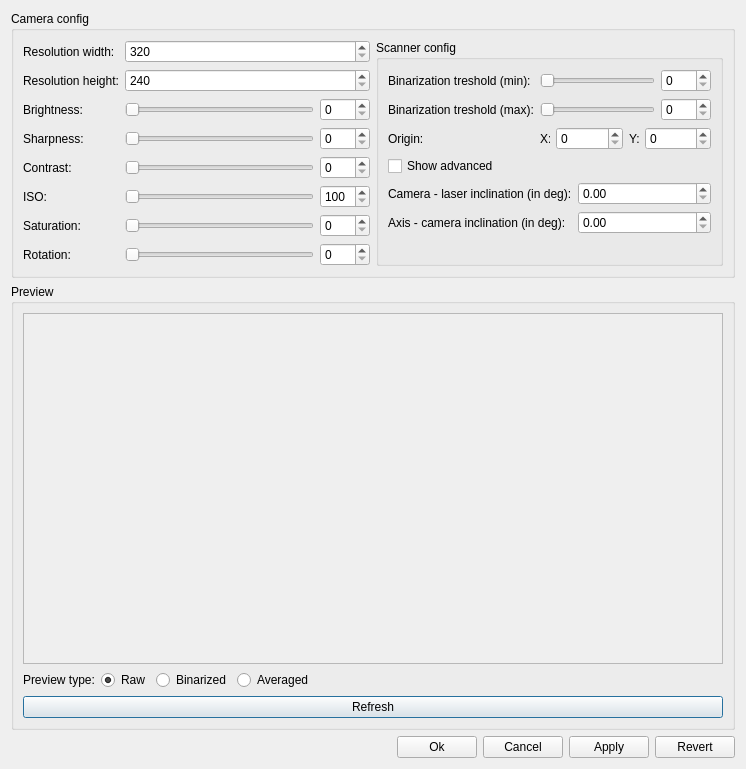
Before: the Qt Designer form Source/Scanner3DClient/GUI/SettingsDialog/UI/SettingsDialog.ui in MaxGarden/Scanner3DClient, drawn with Qt 5.
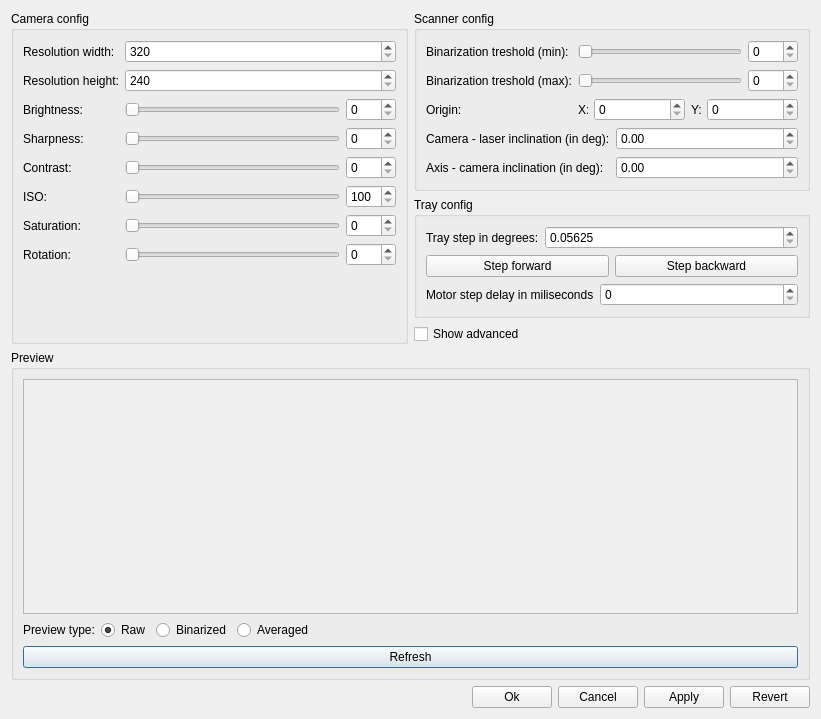
After: the same form once the commit is applied.

Commit message: Added tray service handling to settings dialog.

Patch:
```diff
--- a/Source/Scanner3DClient/GUI/SettingsDialog/UI/SettingsDialog.ui
+++ b/Source/Scanner3DClient/GUI/SettingsDialog/UI/SettingsDialog.ui
@@ -9,8 +9,8 @@
    <rect>
     <x>0</x>
     <y>0</y>
-    <width>746</width>
-    <height>769</height>
+    <width>821</width>
+    <height>719</height>
    </rect>
   </property>
   <property name="windowTitle">
@@ -21,6 +21,29 @@
   </property>
   <layout class="QVBoxLayout" name="verticalLayout">
    <item>
+    <widget class="QWidget" name="m_configWidget" native="true">
+     <property name="sizePolicy">
+      <sizepolicy hsizetype="Preferred" vsizetype="Fixed">
+       <horstretch>0</horstretch>
+       <verstretch>0</verstretch>
+      </sizepolicy>
+     </property>
+     <layout class="QVBoxLayout" name="verticalLayout_9">
+      <property name="leftMargin">
+       <number>0</number>
+      </property>
+      <property name="topMargin">
+       <number>0</number>
+      </property>
+      <property name="rightMargin">
+       <number>0</number>
+      </property>
+      <property name="bottomMargin">
+       <number>0</number>
+      </property>
+      <item>
+       <layout class="QHBoxLayout" name="horizontalLayout_15">
+        <item>
     <widget class="QGroupBox" name="m_cameraConfigGroupBox">
      <property name="title">
       <string>Camera config</string>
@@ -356,6 +379,11 @@
         </item>
        </layout>
       </item>
+          </layout>
+         </widget>
+        </item>
+        <item>
+         <layout class="QVBoxLayout" name="verticalLayout_6">
       <item>
        <widget class="QGroupBox" name="m_scannerConfigGroupBox">
         <property name="title">
@@ -521,13 +549,6 @@
            </item>
           </layout>
          </item>
-         <item>
-          <widget class="QCheckBox" name="m_showAdvancedCheckBox">
-           <property name="text">
-            <string>Show advanced</string>
-           </property>
-          </widget>
-         </item>
          <item>
           <widget class="QWidget" name="m_scannerConfigAdvancedWidget" native="true">
            <property name="visible">
@@ -584,6 +605,146 @@
         </layout>
        </widget>
       </item>
+          <item>
+           <widget class="QGroupBox" name="m_trayConfigGroupBox">
+            <property name="title">
+             <string>Tray config</string>
+            </property>
+            <layout class="QVBoxLayout" name="verticalLayout_7">
+             <item>
+              <layout class="QFormLayout" name="formLayout_3">
+               <item row="0" column="0">
+                <widget class="QLabel" name="m_trayStepInDegreesLabel">
+                 <property name="text">
+                  <string>Tray step in degrees:</string>
+                 </property>
+                </widget>
+               </item>
+               <item row="0" column="1">
+                <layout class="QHBoxLayout" name="horizontalLayout_16">
+                 <item>
+                  <widget class="QDoubleSpinBox" name="m_trayStepInDegreesDoubleSpinBox">
+                   <property name="sizePolicy">
+                    <sizepolicy hsizetype="Minimum" vsizetype="Fixed">
+                     <horstretch>0</horstretch>
+                     <verstretch>0</verstretch>
+                    </sizepolicy>
+                   </property>
+                   <property name="minimumSize">
+                    <size>
+                     <width>50</width>
+                     <height>0</height>
+                    </size>
+                   </property>
+                   <property name="decimals">
+                    <number>5</number>
+                   </property>
+                   <property name="minimum">
+                    <double>0.056250000000000</double>
+                   </property>
+                   <property name="maximum">
+                    <double>360.000000000000000</double>
+                   </property>
+                   <property name="singleStep">
+                    <double>0.056250000000000</double>
+                   </property>
+                  </widget>
+                 </item>
+                </layout>
+               </item>
+              </layout>
+             </item>
+             <item>
+              <widget class="QWidget" name="m_stepButtonsWidget" native="true">
+               <layout class="QHBoxLayout" name="horizontalLayout_18">
+                <property name="leftMargin">
+                 <number>0</number>
+                </property>
+                <property name="topMargin">
+                 <number>0</number>
+                </property>
+                <property name="rightMargin">
+                 <number>0</number>
+                </property>
+                <property name="bottomMargin">
+                 <number>0</number>
+                </property>
+                <item>
+                 <widget class="QPushButton" name="m_stepForwardPushButton">
+                  <property name="focusPolicy">
+                   <enum>Qt::NoFocus</enum>
+                  </property>
+                  <property name="text">
+                   <string>Step forward</string>
+                  </property>
+                 </widget>
+                </item>
+                <item>
+                 <widget class="QPushButton" name="m_stepBackwardPushButton">
+                  <property name="focusPolicy">
+                   <enum>Qt::NoFocus</enum>
+                  </property>
+                  <property name="text">
+                   <string>Step backward</string>
+                  </property>
+                 </widget>
+                </item>
+               </layout>
+              </widget>
+             </item>
+             <item>
+              <widget class="QWidget" name="m_trayConfigAdvancedWidget" native="true">
+               <property name="visible">
+                <bool>false</bool>
+               </property>
+               <layout class="QVBoxLayout" name="verticalLayout_8">
+                <property name="leftMargin">
+                 <number>0</number>
+                </property>
+                <property name="topMargin">
+                 <number>0</number>
+                </property>
+                <property name="rightMargin">
+                 <number>0</number>
+                </property>
+                <property name="bottomMargin">
+                 <number>0</number>
+                </property>
+                <item>
+                 <layout class="QFormLayout" name="formLayout_4">
+                  <item row="0" column="0">
+                   <widget class="QLabel" name="m_motorStepDelayInMilisecondsLabel">
+                    <property name="text">
+                     <string>Motor step delay in miliseconds</string>
+                    </property>
+                   </widget>
+                  </item>
+                  <item row="0" column="1">
+                   <widget class="QSpinBox" name="m_motorStepDelayInMilisecondsSpinBox">
+                    <property name="maximum">
+                     <number>1000</number>
+                    </property>
+                   </widget>
+                  </item>
+                 </layout>
+                </item>
+               </layout>
+              </widget>
+             </item>
+            </layout>
+           </widget>
+          </item>
+          <item>
+           <widget class="QCheckBox" name="m_showAdvancedCheckBox">
+            <property name="text">
+             <string>Show advanced</string>
+            </property>
+           </widget>
+          </item>
+         </layout>
+        </item>
+       </layout>
+      </item>
      </layout>
     </widget>
    </item>
@@ -606,8 +767,8 @@
           <rect>
            <x>0</x>
            <y>0</y>
-           <width>706</width>
-           <height>357</height>
+           <width>781</width>
+           <height>305</height>
           </rect>
          </property>
          <property name="text">
```
Left out of the diff: 51 changed lines with no effect on the pictures. Lines whose indentation alone changed are shown as unchanged. The commit also changes 4 other files.
